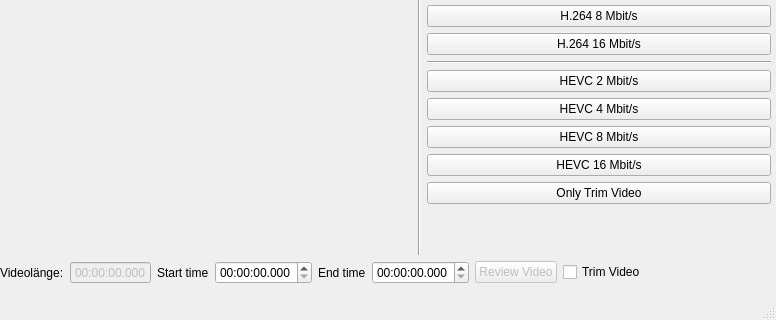
Above: src/videolowwindow.ui from andreasGBL/VideoLow before the change; both pictures show x 0 to 776 and y 335 to 655 of the 776 by 655 pixel window. Below: the same form after it.
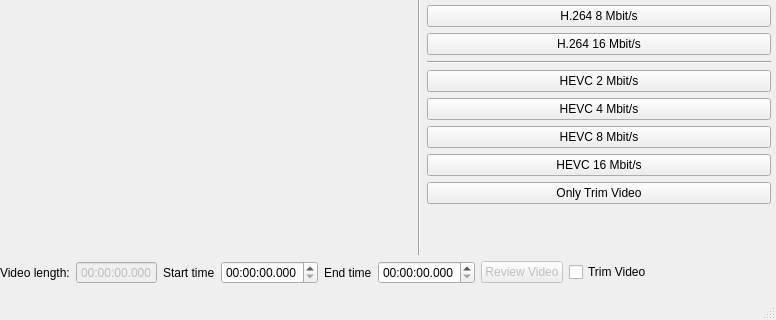
That is the form after the change. Custom widgets are drawn as their Qt base class.

```diff
--- a/src/videolowwindow.ui
+++ b/src/videolowwindow.ui
@@ -646,7 +646,7 @@
        <item>
         <widget class="QLabel" name="label_9">
          <property name="text">
-          <string>Videolänge:</string>
+          <string>Video length:</string>
          </property>
         </widget>
        </item>
```
